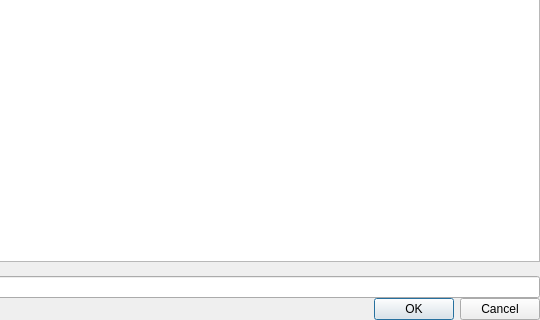
This is src/newfiledialog.ui in OuluPulu/notepuppy as Qt 5 draws it before an edit; both pictures show x 160 to 700 and y 180 to 500 of the 700 by 500 pixel window. The edited form follows.
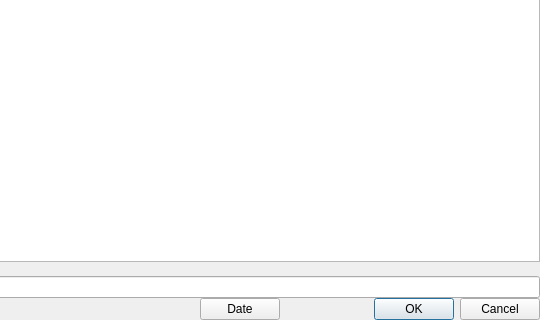
This is the edited form.

Commit message: Added the Date button and shortcut to the ol' new file dialog. It's a little bit of usefulness which I always add in, but have never committed to the internet. Now I do so. Have fun.

Patch:
```diff
--- a/src/newfiledialog.ui
+++ b/src/newfiledialog.ui
@@ -109,6 +109,13 @@
              </property>
             </spacer>
            </item>
+           <item>
+            <widget class="QPushButton" name="buttonDate">
+             <property name="text">
+              <string>Date</string>
+             </property>
+            </widget>
+           </item>
            <item>
             <widget class="QDialogButtonBox" name="buttonBox">
              <property name="orientation">
```
Left out of the diff: 11 changed lines with no effect on the pictures. The commit also changes 2 other files.
